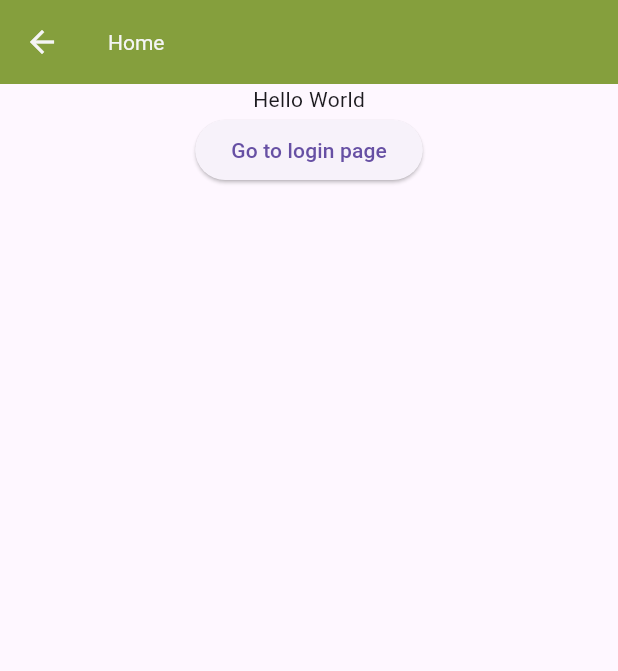
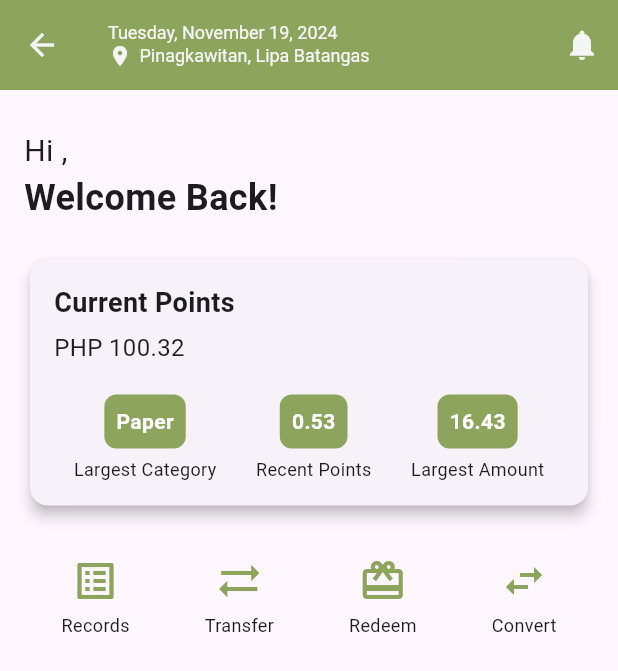
Before and after one commit to Yajme/Trash-Bin-App, a Flutter app: the Home screen opened directly, on a phone screen of 412 x 824 dp. Shown: the top 671 px of the screen. Run offline on Flutter 3.47's test engine with Material 3 defaults, Android fonts, the phone set to English and light mode, and no system bars; our stand-ins replace firebase_core, firebase_messaging, flutter_dotenv, flutter_local_notifications, shared_preferences; accounts and stored records are empty; network calls fail.

Commit message:
Reminders Final Login and Home page - WIP

```diff
--- a/lib/api/firebase_api.dart
+++ b/lib/api/firebase_api.dart
@@ -2,66 +2,59 @@ import 'dart:convert';
 import 'package:firebase_messaging/firebase_messaging.dart';
 import 'package:flutter_local_notifications/flutter_local_notifications.dart';
 import 'package:trash_bin_app/model/globals.dart' as global;
-Future<void> handleBackgroundMessage(RemoteMessage message) async {
 
-}
+Future<void> handleBackgroundMessage(RemoteMessage message) async {}
+
 class FirebaseApi {
   final _firebaseMessaging = FirebaseMessaging.instance;
   final _androidChannel = const AndroidNotificationChannel(
-    'high_importance_channel',
-    'High Importance Notifications',
+      'high_importance_channel', 'High Importance Notifications',
       description: 'This channel is used for important notifications',
-    importance: Importance.defaultImportance
-    );
+      importance: Importance.defaultImportance);
   final _localNotifications = FlutterLocalNotificationsPlugin();
 
-void handleMessage(RemoteMessage? message){
-  if(message == null) return;
+  void handleMessage(RemoteMessage? message) {
+    if (message == null) return;
+  }
 
-
-}
-Future deleteToken() async{
+  Future deleteToken() async {
     await _firebaseMessaging.deleteToken();
   }
-Future getToken() async  {
+
+  Future getToken() async {
     final fCMToken = await _firebaseMessaging.getToken();
     global.token = fCMToken ?? '';
     print("token: $fCMToken");
   }
+
   Future<void> initNotifications() async {
     await _firebaseMessaging.requestPermission();
     await getToken();
 
     initPushNotifications();
     initLocalNotifications();
+  }
 
-  }
-Future initPushNotifications() async{
-    await FirebaseMessaging.instance.setForegroundNotificationPresentationOptions(
-      alert: true,
-      badge: true,
-      sound: true
-    );
+  Future initPushNotifications() async {
+    await FirebaseMessaging.instance
+        .setForegroundNotificationPresentationOptions(
+            alert: true, badge: true, sound: true);
     FirebaseMessaging.instance.getInitialMessage().then(handleMessage);
     FirebaseMessaging.onMessageOpenedApp.listen(handleMessage);
     FirebaseMessaging.onBackgroundMessage(handleBackgroundMessage);
-    FirebaseMessaging.onMessage.listen((message){
+    FirebaseMessaging.onMessage.listen((message) {
       final notification = message.notification;
-      if(notification == null) return;
+      if (notification == null) return;
       _localNotifications.show(
           notification.hashCode,
           notification.title,
           notification.body,
           NotificationDetails(
               android: AndroidNotificationDetails(
-          _androidChannel.id,
-          _androidChannel.name,
+                  _androidChannel.id, _androidChannel.name,
                   channelDescription: _androidChannel.description,
-          icon : "@mipmap/ic_launcher"
-        )
-      ),
-      payload: jsonEncode(message.toMap())
-      );
+                  icon: "@mipmap/ic_launcher")),
+          payload: jsonEncode(message.toMap()));
     });
   }
 
@@ -73,7 +66,8 @@ Future initPushNotifications() async{
       settings,
     );
 
-    final platform = _localNotifications.resolvePlatformSpecificImplementation<AndroidFlutterLocalNotificationsPlugin>();
+    final platform = _localNotifications.resolvePlatformSpecificImplementation<
+        AndroidFlutterLocalNotificationsPlugin>();
     await platform?.createNotificationChannel(_androidChannel);
   }
 }
--- a/lib/model/globals.dart
+++ b/lib/model/globals.dart
@@ -1,13 +1,13 @@
 library my_prj.globals;
+
 import 'package:trash_bin_app/api/firebase_api.dart';
-String token = 'fcmToken';
+
+String token = '';
 String role = '';
 String user_id = '';
 User? user;
 
-
 clearGlobals() async {
-
   await FirebaseApi().deleteToken();
   token = '';
   role = '';
@@ -16,32 +16,26 @@ user = null;
   token = await FirebaseApi().getToken();
 }
 
-
-
 class User {
   String address;
   String birthday;
   Name? name;
   String phoneNumber;
 
-  User({
-    this.address = '',
+  User(
+      {this.address = '',
       this.birthday = '',
       this.name,
-    this.phoneNumber =''
-  });
+      this.phoneNumber = ''});
 }
 
 class Name {
   final String first;
   final String last;
 
-Name({
-  required this.first,
-  required this.last
-});
+  Name({required this.first, required this.last});
 
-getFullName(){
+  getFullName() {
     return '$first $last';
   }
 }
--- a/lib/pages/home.dart
+++ b/lib/pages/home.dart
@@ -1,32 +1,202 @@
 import 'package:flutter/material.dart';
+import 'package:http/http.dart' as http;
+import 'package:trash_bin_app/model/globals.dart' as global;
+import 'dart:convert';
 
-//TODO : create home page
 class Home extends StatefulWidget {
   @override
   State<Home> createState() => _StateHome();
 }
 
 class _StateHome extends State<Home> {
+  String firstName = '';
+  String lastName = '';
+
+  @override
+  void initState() {
+    super.initState();
+    _fetchUserData();
+  }
+
+  Future<void> _fetchUserData() async {
+    final userId = global.user_id;
+    final url =
+        Uri.parse('https://trash-bin-api.vercel.app/user/all?user_id=$userId');
+
+    try {
+      final response = await http.get(url);
+
+      if (response.statusCode == 200) {
+        final data = jsonDecode(response.body);
+        setState(() {
+          firstName = data['first_name'] ?? 'User'; // Default to 'User' if null
+          lastName = data['last_name'] ?? '';
+        });
+      } else {
+        print('Failed to load user data');
+      }
+    } catch (e) {
+      print('Error: $e');
+    }
+  }
+
+  final userId = global.user_id;
   @override
   Widget build(BuildContext context) {
     return Scaffold(
       appBar: AppBar(
-        title: Text('Home'),
+        toolbarHeight: 60,
+        backgroundColor: const Color(0xFF8DA45D),
+        title: const Column(
+          crossAxisAlignment: CrossAxisAlignment.start,
+          children: [
+            Text(
+              'Tuesday, November 19, 2024',
+              style: TextStyle(fontSize: 12),
+            ),
+            Row(
+              children: [
+                Icon(Icons.location_on, size: 16),
+                SizedBox(width: 5),
+                Text(
+                  'Pinagkawitan, Lipa Batangas',
+                  style: TextStyle(fontSize: 12),
+                ),
+              ],
+            ),
+          ],
+        ),
+        actions: [
+          IconButton(
+            icon: const Icon(Icons.notifications, size: 24),
+            onPressed: () {},
+          ),
+        ],
       ),
-      body: Center(
-        child: Container(
-          child: Column(
-            children: [
-              Text('Hello World'),
-              ElevatedButton(
-                  onPressed: () {
-                    Navigator.pushReplacementNamed(context, '/login');
-                  },
-                  child: Text('Go to login page'))
-            ],
-          ),
+      body: Padding(
+        padding: const EdgeInsets.all(16.0),
+        child: Column(
+          crossAxisAlignment: CrossAxisAlignment.start,
+          children: [
+            const SizedBox(height: 10),
+            Text(
+              'Hi $userId,',
+              style: const TextStyle(fontSize: 20),
+            ),
+            const Text(
+              'Welcome Back!',
+              style: TextStyle(fontSize: 24, fontWeight: FontWeight.bold),
+            ),
+            const SizedBox(height: 20),
+            Card(
+              shape: RoundedRectangleBorder(
+                borderRadius: BorderRadius.circular(12),
+              ),
+              elevation: 4,
+              child: const Padding(
+                padding: EdgeInsets.all(16.0),
+                child: Column(
+                  crossAxisAlignment: CrossAxisAlignment.start,
+                  children: [
+                    Text(
+                      'Current Points',
+                      style: TextStyle(
+                        fontSize: 18,
+                        fontWeight: FontWeight.bold,
+                      ),
+                    ),
+                    SizedBox(height: 5),
+                    Text(
+                      'PHP 100.32',
+                      style: TextStyle(fontSize: 16),
+                    ),
+                    SizedBox(height: 20),
+                    Row(
+                      mainAxisAlignment: MainAxisAlignment.spaceAround,
+                      children: [
+                        CategoryInfo(
+                          label: 'Paper',
+                          value: 'Largest Category',
+                        ),
+                        CategoryInfo(
+                          label: '0.53',
+                          value: 'Recent Points',
+                        ),
+                        CategoryInfo(
+                          label: '16.43',
+                          value: 'Largest Amount',
+                        ),
+                      ],
+                    ),
+                  ],
+                ),
+              ),
+            ),
+            const SizedBox(height: 30),
+            const Row(
+              mainAxisAlignment: MainAxisAlignment.spaceAround,
+              children: [
+                IconLabel(icon: Icons.list_alt, label: 'Records'),
+                IconLabel(icon: Icons.sync_alt, label: 'Transfer'),
+                IconLabel(icon: Icons.redeem, label: 'Redeem'),
+                IconLabel(icon: Icons.swap_horiz, label: 'Convert'),
+              ],
+            ),
+          ],
         ),
       ),
     );
   }
 }
+
+class CategoryInfo extends StatelessWidget {
+  final String label;
+  final String value;
+
+  const CategoryInfo({required this.label, required this.value});
+
+  @override
+  Widget build(BuildContext context) {
+    return Column(
+      children: [
+        Container(
+          padding: const EdgeInsets.all(8),
+          decoration: BoxDecoration(
+            color: const Color(0xFF8DA45D),
+            borderRadius: BorderRadius.circular(8),
+          ),
+          child: Text(
+            label,
+            style: const TextStyle(
+              color: Colors.white,
+              fontWeight: FontWeight.bold,
+            ),
+          ),
+        ),
+        const SizedBox(height: 5),
+        Text(
+          value,
+          style: const TextStyle(fontSize: 12),
+        ),
+      ],
+    );
+  }
+}
+
+class IconLabel extends StatelessWidget {
+  final IconData icon;
+  final String label;
+
+  const IconLabel({required this.icon, required this.label});
+
+  @override
+  Widget build(BuildContext context) {
+    return Column(
+      children: [
+        Icon(icon, size: 32, color: const Color(0xFF8DA45D)),
+        const SizedBox(height: 5),
+        Text(label, style: const TextStyle(fontSize: 12)),
+      ],
+    );
+  }
+}
--- a/lib/pages/login.dart
+++ b/lib/pages/login.dart
@@ -4,14 +4,6 @@ import 'package:trash_bin_app/model/constants.dart';
 import 'package:http/http.dart' as http;
 import 'dart:convert';
 
-//TODO : create a login page
-//! Remember to include the token that can be found global.token to the body of authentication
-//! e.g. final token = globals.token
-//! {
-//!  "username" : "bjarada"
-//!   ...
-//!  "token" : token
-//! }
 class Login extends StatefulWidget {
   @override
   State<Login> createState() => _StateLogin();
@@ -27,7 +19,6 @@ class _StateLogin extends State<Login> {
   Future<void> _login() async {
     final username = _usernameController.text;
     final password = _passwordController.text;
-    final token = global.token;
 
     if (username.isEmpty || password.isEmpty) {
       setState(() {
@@ -50,17 +41,26 @@ class _StateLogin extends State<Login> {
         body: jsonEncode({
           'username': username,
           'password': password,
-          'token': token,
+          'token': global.token,
         }),
       );
 
       if (response.statusCode == 200) {
         // Login successful
         final responseData = jsonDecode(response.body);
-        // Handle the response, e.g., navigate to another screen
-        // You can also store any token or user data returned by the API
+
+        // Set global role and user_id
+        global.role = responseData['role'];
+        global.user_id = responseData['user_id'];
+
         print('Login successful: ${responseData['message']}');
-        setGlobals(responseData);
+
+        // Navigate to user or admin dashboard based on role
+        if (global.role == 'user') {
+          Navigator.pushReplacementNamed(context, '/user');
+        } else if (global.role == 'admin') {
+          Navigator.pushReplacementNamed(context, '/admin');
+        }
       } else {
         // Login failed
         final errorData = jsonDecode(response.body);
@@ -72,7 +72,6 @@ class _StateLogin extends State<Login> {
       setState(() {
         _errorMessage = 'An error occurred: $error ';
         print(stack);
-
       });
     } finally {
       setState(() {
@@ -81,26 +80,6 @@ class _StateLogin extends State<Login> {
     }
   }
 
-void setGlobals(dynamic data){
-setState(() {
-  if(data['role'] == 'user'){
-final name = global.Name(first: data['name']['first'], last: data['name']['last']);
-  global.user = global.User(
-    address: data['address'],
-    birthday: data['birthday'],
-    name: name,
-    );
-  }
-  global.role = data['role'];
-  global.user_id = data['user_id'];
-});
-if(global.role =='user'){
-Navigator.pushReplacementNamed(context, '/user');
-}
-if(global.role =='admin'){
-  Navigator.pushReplacementNamed(context, '/admin');
-}
-}
   @override
   Widget build(BuildContext context) {
     return Scaffold(
```
Lines whose indentation alone changed are shown as unchanged.
